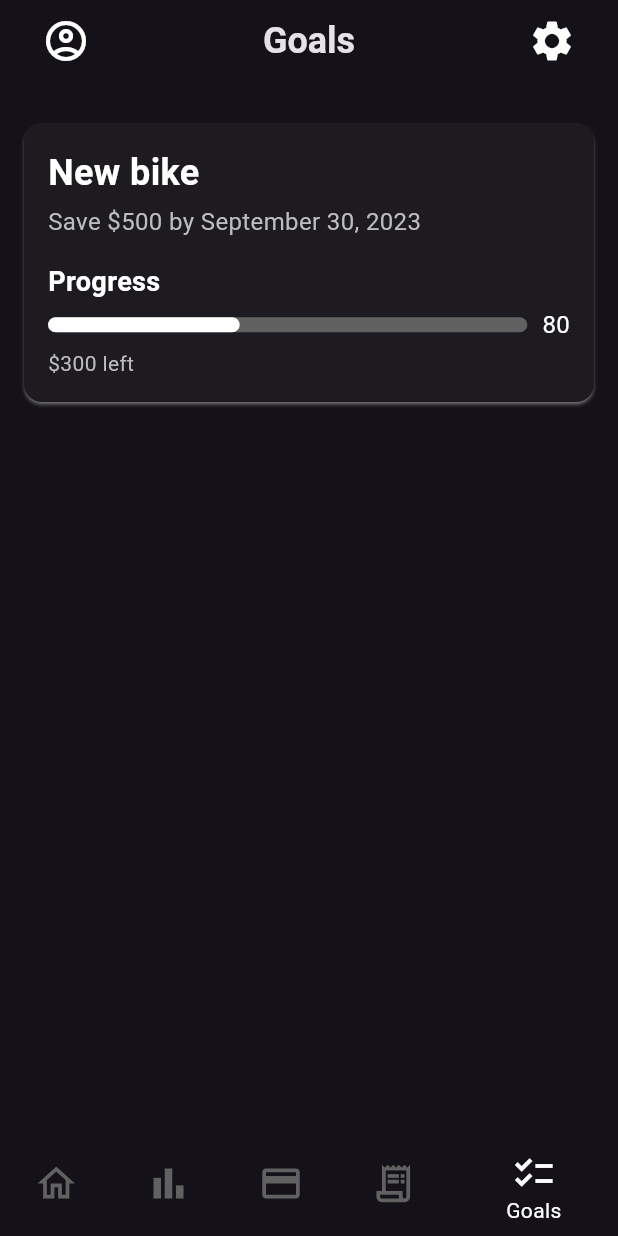
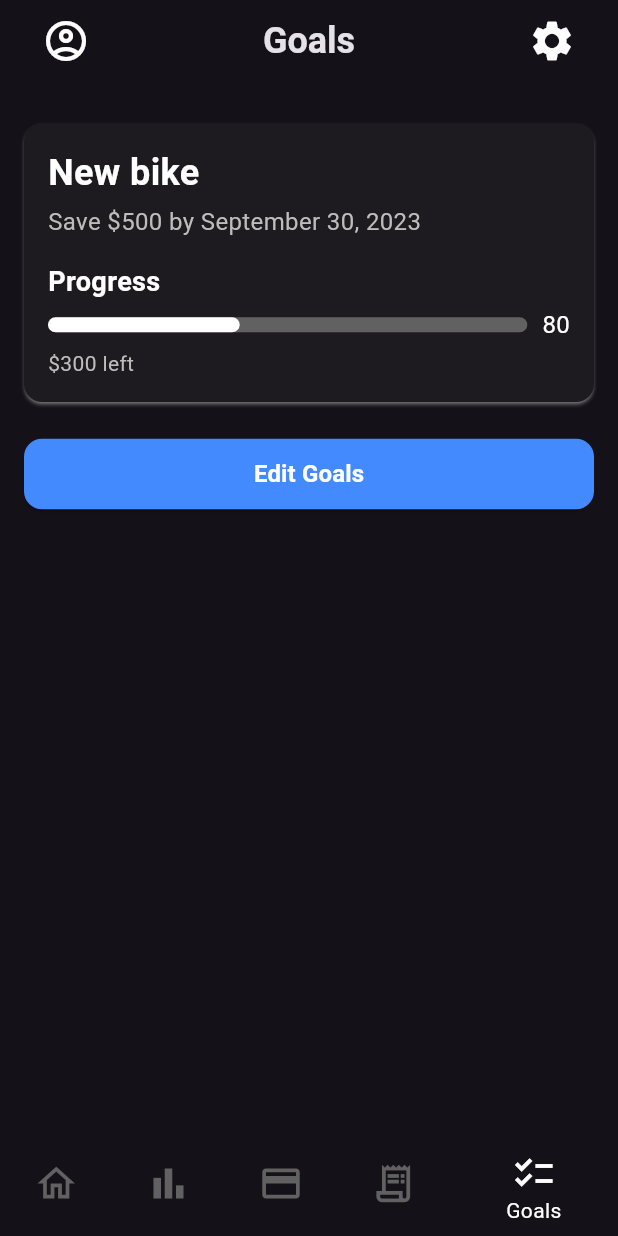
Before and after one commit to omarhelmy2004/saving_app, a Flutter app: the screen it shows after launch, item 5 of the bottom bar chosen, on a phone screen of 412 x 824 dp. Run offline on Flutter 3.47's test engine with Material 3 defaults, Android fonts, the phone set to English and light mode, and no system bars; our stand-ins replace fl_chart.

Commit message:
custom rounded button in goals view

```diff
--- a/lib/views/bottom_navigation_views.dart/goals_view.dart
+++ b/lib/views/bottom_navigation_views.dart/goals_view.dart
@@ -1,4 +1,5 @@
 import 'package:flutter/material.dart';
+import 'package:saving_app/widgets/custom_round_widget.dart';
 import 'package:saving_app/widgets/goals.dart';
 import 'package:saving_app/widgets/list_view_padding.dart';
 
@@ -9,9 +10,9 @@ class GoalsView extends StatelessWidget {
 
   @override
   Widget build(BuildContext context) {
-    return const ListViewPadding(
+    return  ListViewPadding(
       children: [
-        GoalCard(
+        const GoalCard(
           totalAmount: 200,
 
   title: 'New bike',
@@ -21,18 +22,9 @@ class GoalsView extends StatelessWidget {
   amountLeft: 300,
 ),
 
-        SizedBox(height: 20), // Create space between the cards and the button
-        // ElevatedButton(
-        //   onPressed: onEdit,
-        //   child: Text('Edit Goals'),
-        //   style: ElevatedButton.styleFrom(
-        //     padding: EdgeInsets.symmetric(horizontal: 24, vertical: 12),
-        //     backgroundColor: Colors.blueAccent,
-        //     shape: RoundedRectangleBorder(
-        //       borderRadius: BorderRadius.circular(12),
-        //     ),
-        //   ),
-        // ),
+        const SizedBox(height: 20),
+
+        CustomRoundedWidget(onEdit: onEdit, text: 'Edit Goals',),
       ],
     );
   }
--- a/lib/views/views_list_widget.dart
+++ b/lib/views/views_list_widget.dart
@@ -10,10 +10,10 @@ class ViewsListWidget extends StatelessWidget {
   @override
   Widget build(BuildContext context) {
     return  <Widget>[
-      HomeView(),
-      ReportsView(),
-      BudgetView(),
-      Center(child: Text('')),
+      const HomeView(),
+      const ReportsView(),
+      const BudgetView(),
+      const Center(child: Text('')),
       GoalsView(onEdit: () {  },),
     ][selectedIndex];
   }
--- /dev/null
+++ b/lib/widgets/custom_round_widget.dart
@@ -0,0 +1,28 @@
+
+import 'package:flutter/material.dart';
+
+class CustomRoundedWidget extends StatelessWidget {
+  const CustomRoundedWidget({
+    super.key,
+    required this.onEdit, required this.text,
+  });
+
+  final VoidCallback onEdit;
+
+  final String text;
+
+  @override
+  Widget build(BuildContext context) {
+    return ElevatedButton(
+      onPressed: onEdit,
+      style: ElevatedButton.styleFrom(
+        padding: const EdgeInsets.symmetric(horizontal: 24, vertical: 12),
+        backgroundColor: Colors.blueAccent,
+        shape: RoundedRectangleBorder(
+          borderRadius: BorderRadius.circular(12),
+        ),
+      ),
+      child:  Text(text, style: const TextStyle(color: Colors.white, fontWeight: FontWeight.bold, fontSize: 16),  ),
+    );
+  }
+}
```
